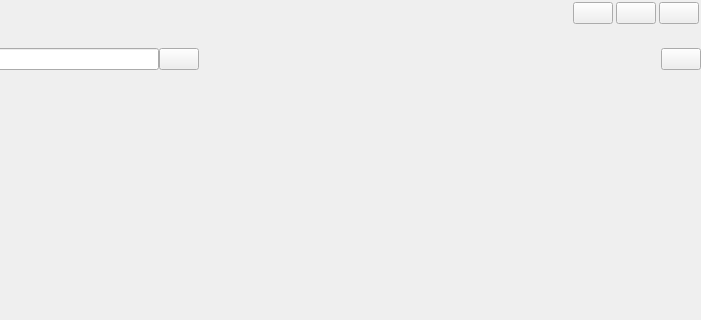
Qt form front/ui.ui (Resmko99/Is-for-translator) before a commit; both pictures show x 455 to 1156 and y 0 to 320 of the 1156 by 768 pixel window.
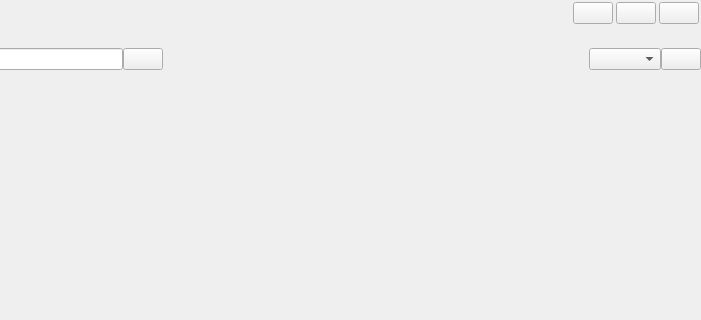
The same form after that commit. The open tabs and pages were chosen to show the change. Icons and pictures are not drawn.

Diff of the .ui file:
```diff
--- a/front/ui.ui
+++ b/front/ui.ui
@@ -1615,6 +1615,16 @@
                 </property>
                </spacer>
               </item>
+              <item>
+               <widget class="QComboBox" name="comboboxTitle">
+                <property name="maximumSize">
+                 <size>
+                  <width>540</width>
+                  <height>16777215</height>
+                 </size>
+                </property>
+               </widget>
+              </item>
               <item>
                <widget class="QPushButton" name="pushOpenAdd">
                 <property name="layoutDirection">
```
Left out of the diff: 2 changed lines with no effect on the pictures.
